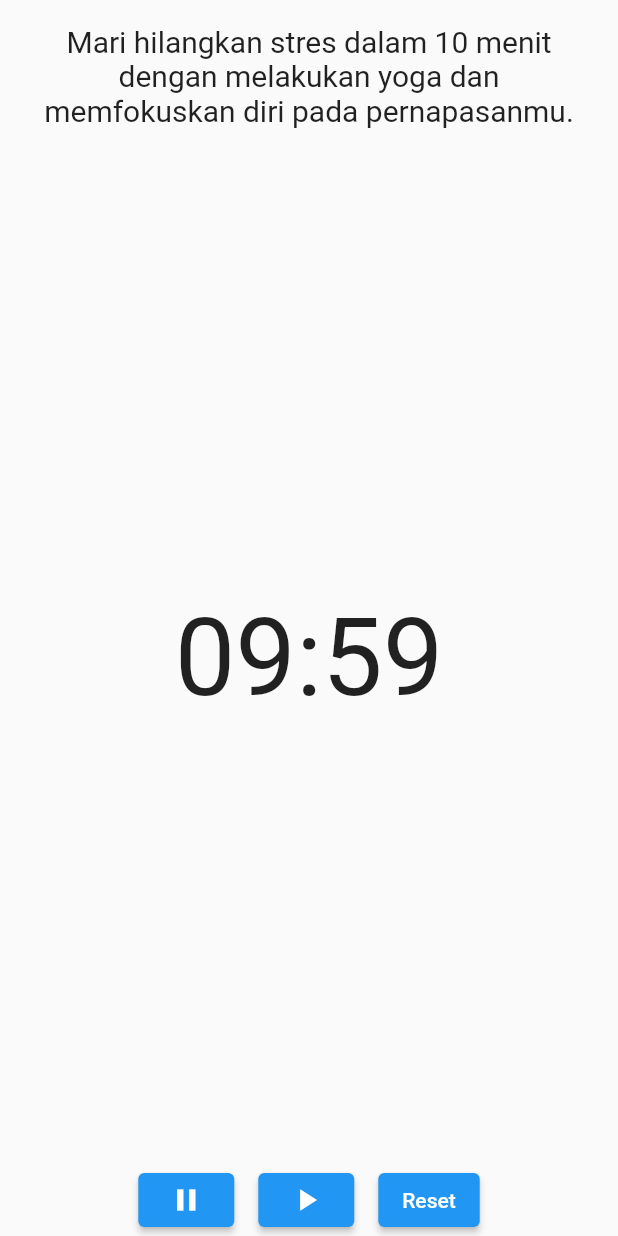
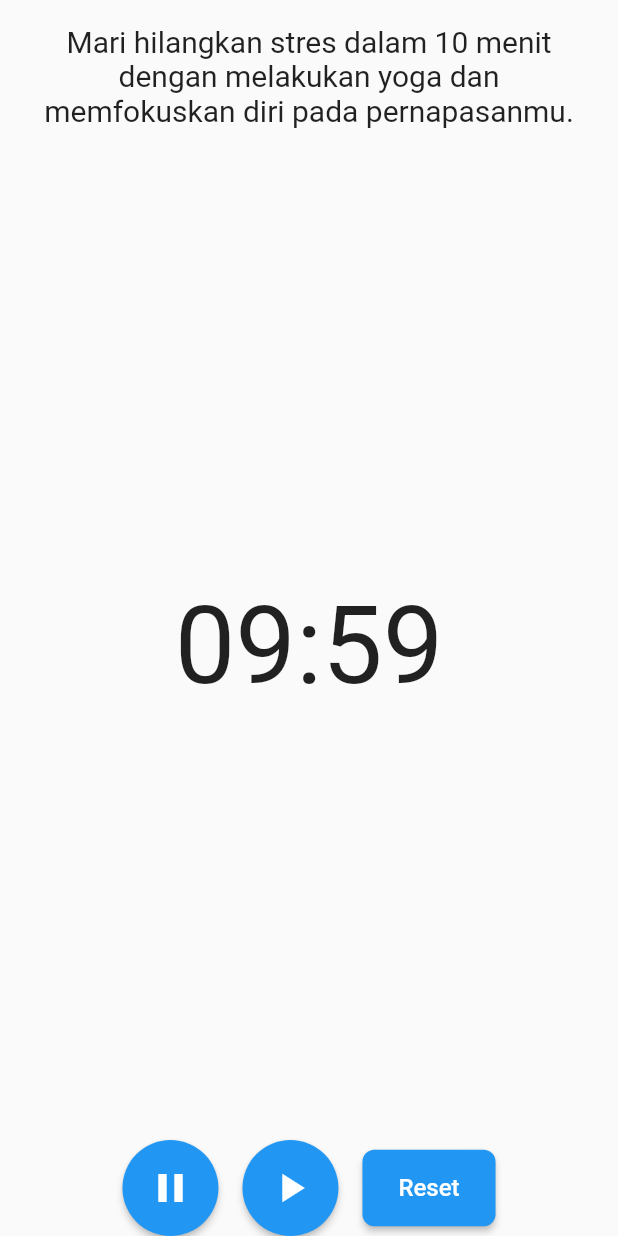
Before and after one commit to FawzArrauft/kelompok1apb, a Flutter app: the Countdown widget shown alone on an empty page, opened directly, on a phone screen of 412 x 824 dp. Run offline on Flutter 3.47's test engine with Material 2 defaults, Android fonts, the light colour scheme and no system bars; our stand-ins replace charts_flutter, cloud_firestore, convex_bottom_bar, firebase_auth, firebase_core, firebase_storage and 4 more; missing offline and left inert: dart:ffi; accounts and stored records are empty.

Commit message:
update minor

```diff
--- a/moodku/lib/countdown_timer.dart
+++ b/moodku/lib/countdown_timer.dart
@@ -1,5 +1,4 @@
 import 'dart:async';
-
 import 'package:flutter/material.dart';
 
 class Countdown extends StatefulWidget {
@@ -80,17 +79,43 @@ class _CountdownState extends State<Countdown> {
           children: [
             ElevatedButton(
               onPressed: _pauseTimer,
-              child: Icon(Icons.pause),
+              style: ElevatedButton.styleFrom(
+                primary: Colors.blue,
+                shape: CircleBorder(),
+                padding: EdgeInsets.all(16.0),
+              ),
+              child: Icon(
+                Icons.pause,
+                size: 32.0,
+              ),
             ),
             SizedBox(width: 16.0),
             ElevatedButton(
               onPressed: _resumeTimer,
-              child: Icon(Icons.play_arrow),
+              style: ElevatedButton.styleFrom(
+                primary: Colors.blue,
+                shape: CircleBorder(),
+                padding: EdgeInsets.all(16.0),
+              ),
+              child: Icon(
+                Icons.play_arrow,
+                size: 32.0,
+              ),
             ),
             SizedBox(width: 16.0),
             ElevatedButton(
               onPressed: _resetTimer,
-              child: Text('Reset'),
+              style: ElevatedButton.styleFrom(
+                primary: Colors.blue,
+                shape: RoundedRectangleBorder(
+                  borderRadius: BorderRadius.circular(8.0),
+                ),
+                padding: EdgeInsets.symmetric(horizontal: 24.0, vertical: 16.0),
+              ),
+              child: Text(
+                'Reset',
+                style: TextStyle(fontSize: 16.0),
+              ),
             ),
           ],
         ),
--- a/moodku/lib/login_prototype.dart
+++ b/moodku/lib/login_prototype.dart
@@ -3,6 +3,7 @@ import 'package:flutter/material.dart';
 // import 'package:firebase_auth/firebase_auth.dart';
 import 'package:cloud_firestore/cloud_firestore.dart';
 import 'package:moodku/main.dart';
+import 'package:moodku/signup.dart';
 import 'package:shared_preferences/shared_preferences.dart';
 import 'constData.dart';
 
@@ -181,7 +182,11 @@ class _LoginPrototypeState extends State<LoginPrototype> {
                             ),
                             recognizer: TapGestureRecognizer()
                               ..onTap = () {
-                                Navigator.pushNamed(context, '/register');
+                                Navigator.of(context).pushReplacement(
+                                  MaterialPageRoute(builder: (context) {
+                                    return SignUpPage();
+                                  }),
+                                );
                               },
                           ),
                         ]),
--- a/moodku/lib/signup.dart
+++ b/moodku/lib/signup.dart
@@ -80,7 +80,6 @@ class _SignUpPageState extends State<SignUpPage> {
               TextButton(
                 onPressed: () {
                   Navigator.pop(context);
-                  // Navigator.pushNamed(context, "/");
                 },
                 child: const Text('OK'),
               ),
@@ -190,7 +189,7 @@ class _SignUpPageState extends State<SignUpPage> {
           onPressed: () {
             Navigator.of(context).pushReplacement(
               MaterialPageRoute(builder: (context) {
-                return HomeScreen();
+                return LoginPrototype();
               }),
             );
           },
```
